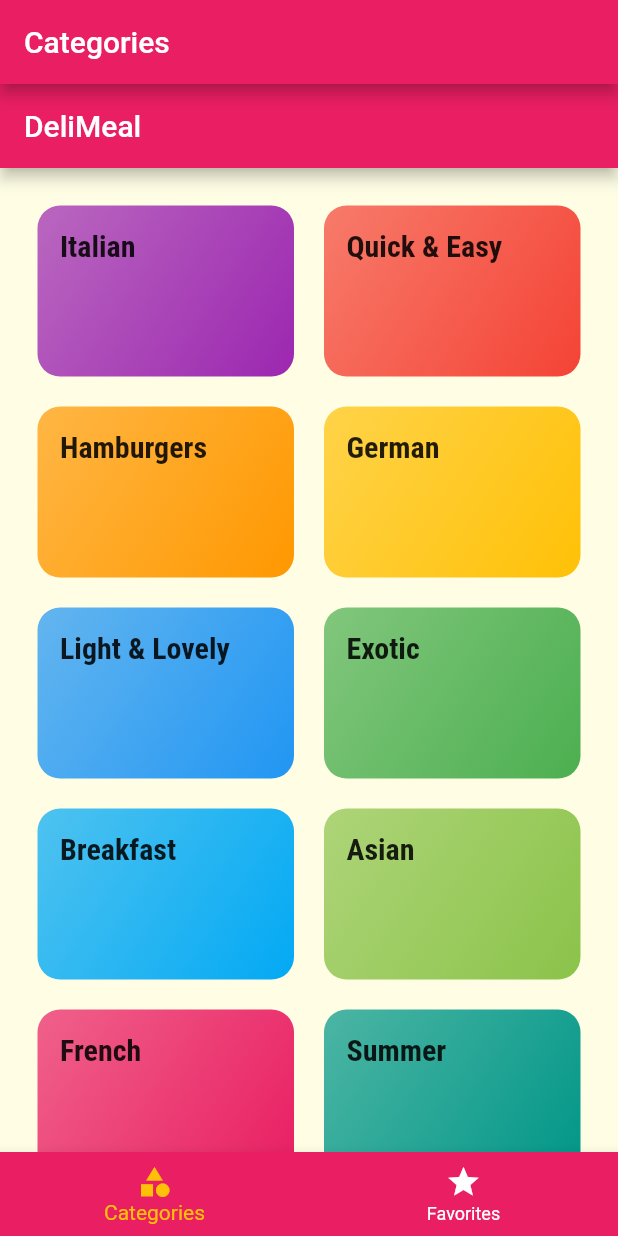
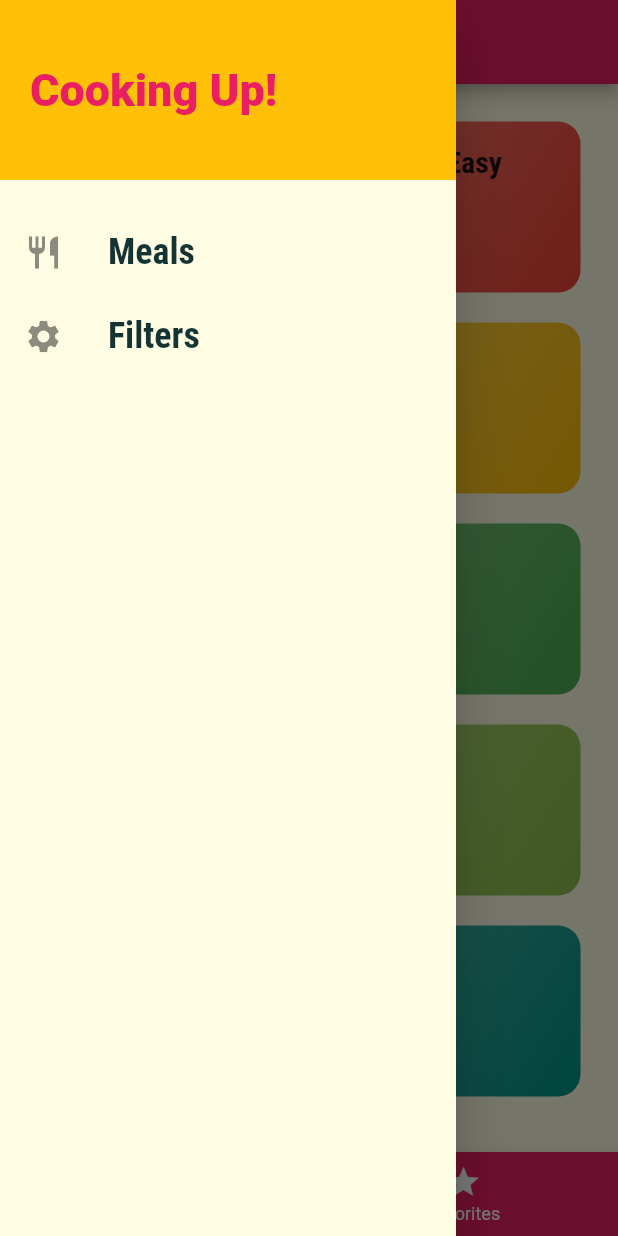
Before and after one commit to nishit1606/Eccellente, a Flutter app: the screen it shows after launch, with the side drawer open (before the commit the screen has no drawer), on a phone screen of 412 x 824 dp. Run offline on Flutter 3.47's test engine with Material 2 defaults, Android fonts, the phone set to English and light mode, and no system bars; Roboto replaces fonts that are missing (Raleway).

Commit message:
added custom drawer

```diff
--- a/lib/screens/categories.dart
+++ b/lib/screens/categories.dart
@@ -6,11 +6,7 @@ import '../widgets/category_item.dart';
 class CategoriesScreen extends StatelessWidget {
   @override
   Widget build(BuildContext context) {
-    return Scaffold(
-      appBar: AppBar(
-        title: const Text('DeliMeal'),
-      ),
-      body: GridView(
+    return GridView(
       padding: const EdgeInsets.all(25),
       children: DUMMY_CATEGORIES
           .map(
@@ -27,7 +23,6 @@ class CategoriesScreen extends StatelessWidget {
         crossAxisSpacing: 20,
         mainAxisSpacing: 20,
       ),
-      ),
     );
   }
 }
--- a/lib/screens/tabs.dart
+++ b/lib/screens/tabs.dart
@@ -1,5 +1,6 @@
 import 'package:flutter/material.dart';
 
+import '../widgets/main_drawer.dart';
 import './favorites.dart';
 import './categories.dart';
 
@@ -33,6 +34,7 @@ class _TabsScreenState extends State<TabsScreen> {
       appBar: AppBar(
         title: Text(_pages[_selectedPageIndex]['title']),
       ),
+      drawer: MainDrawer(),
       body: _pages[_selectedPageIndex]['page'],
       bottomNavigationBar: BottomNavigationBar(
         onTap: _selectPage,
--- /dev/null
+++ b/lib/widgets/main_drawer.dart
@@ -0,0 +1,58 @@
+import 'package:flutter/material.dart';
+
+class MainDrawer extends StatelessWidget {
+  Widget buildListTile(String title, IconData icon) {
+    return ListTile(
+      leading: Icon(
+        icon,
+        size: 26,
+      ),
+      title: Text(
+        title,
+        style: TextStyle(
+          fontFamily: 'RobotoCondensed',
+          fontSize: 24,
+          fontWeight: FontWeight.bold,
+        ),
+      ),
+      onTap: () {
+        // ...
+      },
+    );
+  }
+
+  @override
+  Widget build(BuildContext context) {
+    return Drawer(
+      child: Column(
+        children: <Widget>[
+          Container(
+            height: 120,
+            width: double.infinity,
+            padding: EdgeInsets.all(20),
+            alignment: Alignment.centerLeft,
+            color: Theme.of(context).accentColor,
+            child: Text(
+              'Cooking Up!',
+              style: TextStyle(
+                  fontWeight: FontWeight.w900,
+                  fontSize: 30,
+                  color: Theme.of(context).primaryColor),
+            ),
+          ),
+          SizedBox(
+            height: 20,
+          ),
+          buildListTile(
+            'Meals',
+            Icons.restaurant,
+          ),
+          buildListTile(
+            'Filters',
+            Icons.settings,
+          ),
+        ],
+      ),
+    );
+  }
+}
```
Also changed, not shown: lib/screens/meal_detail.dart (+78 -3 lines). Lines whose indentation alone changed are shown as unchanged.
